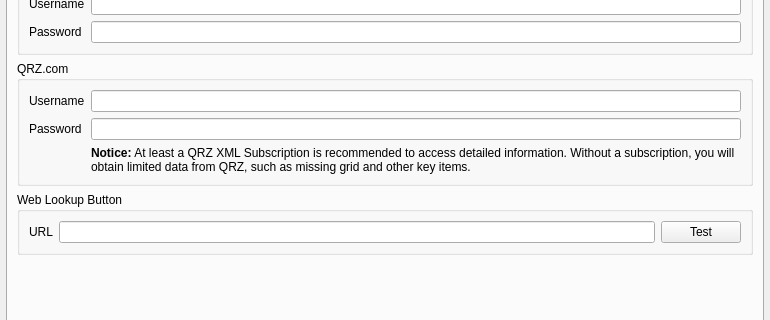
The window that ui/SettingsDialog.ui (jg3hlx/QLog) describes before a commit, drawn with Qt 5; both pictures show x 0 to 770 and y 187 to 507 of the 770 by 796 pixel window.
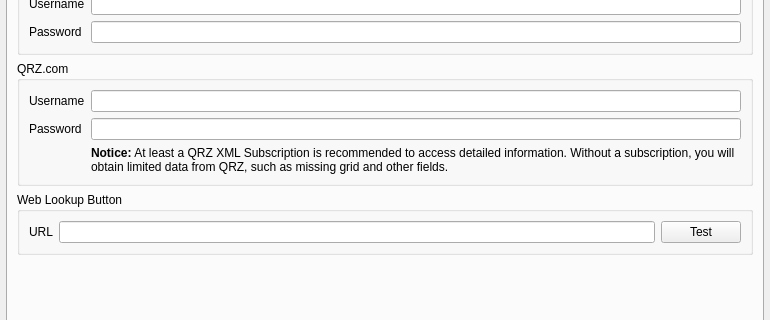
The same window after the commit. The open tabs and pages were chosen to show the change. Icons and pictures are not drawn. Custom widgets are drawn as their Qt base class.

```diff
--- a/ui/SettingsDialog.ui
+++ b/ui/SettingsDialog.ui
@@ -3175,7 +3175,7 @@
           <item row="2" column="1">
            <widget class="QLabel" name="qrzNotice">
             <property name="text">
-             <string>&lt;b&gt;Notice:&lt;/b&gt; At least a QRZ XML Subscription is recommended to access detailed information. Without a subscription, you will obtain limited data from QRZ, such as missing grid and other key items.</string>
+             <string>&lt;b&gt;Notice:&lt;/b&gt; At least a QRZ XML Subscription is recommended to access detailed information. Without a subscription, you will obtain limited data from QRZ, such as missing grid and other fields.</string>
             </property>
             <property name="wordWrap">
              <bool>true</bool>
```
Left out of the diff: 2 changed lines with no effect on the pictures.
